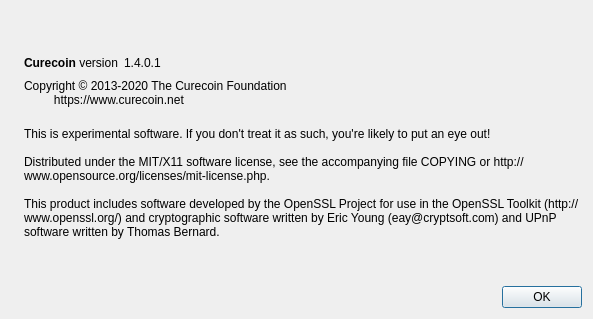
cygnusxi/CurecoinSource, file src/qt/forms/aboutdialog.ui: the form before one commit.
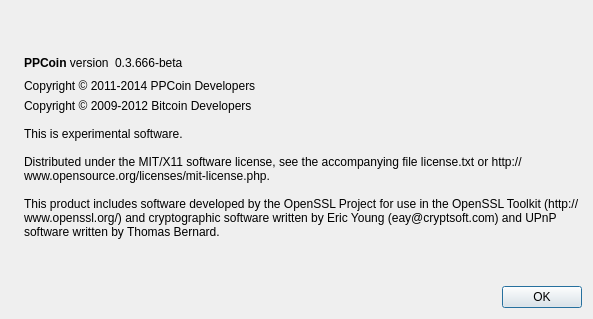
The form after the commit. Icons and pictures are not drawn.

The edit to the form file:
```diff
--- a/src/qt/forms/aboutdialog.ui
+++ b/src/qt/forms/aboutdialog.ui
@@ -50,7 +50,7 @@
           <cursorShape>IBeamCursor</cursorShape>
          </property>
          <property name="text">
-          <string>&lt;b&gt;Curecoin&lt;/b&gt; version</string>
+          <string>&lt;b&gt;PPCoin&lt;/b&gt; version</string>
          </property>
          <property name="textInteractionFlags">
           <set>Qt::LinksAccessibleByMouse|Qt::TextSelectableByKeyboard|Qt::TextSelectableByMouse</set>
@@ -63,7 +63,10 @@
           <cursorShape>IBeamCursor</cursorShape>
          </property>
          <property name="text">
-          <string notr="true">1.4.0.1</string>
+          <string notr="true">0.3.666-beta</string>
+         </property>
+         <property name="textFormat">
+          <enum>Qt::RichText</enum>
          </property>
          <property name="textInteractionFlags">
           <set>Qt::LinksAccessibleByMouse|Qt::TextSelectableByKeyboard|Qt::TextSelectableByMouse</set>
@@ -91,8 +94,10 @@
         <cursorShape>IBeamCursor</cursorShape>
        </property>
        <property name="text">
-        <string>Copyright © 2013-2020 The Curecoin Foundation
-         https://www.curecoin.net</string>
+        <string>Copyright © 2011-2014 PPCoin Developers</string>
+       </property>
+       <property name="wordWrap">
+        <bool>true</bool>
        </property>
        <property name="textInteractionFlags">
         <set>Qt::LinksAccessibleByMouse|Qt::TextSelectableByKeyboard|Qt::TextSelectableByMouse</set>
@@ -105,10 +110,11 @@
         <cursorShape>IBeamCursor</cursorShape>
        </property>
        <property name="text">
-        <string>
-This is experimental software. If you don't treat it as such, you're likely to put an eye out!
+        <string>Copyright © 2009-2012 Bitcoin Developers
 
-Distributed under the MIT/X11 software license, see the accompanying file COPYING or http://www.opensource.org/licenses/mit-license.php.
+This is experimental software.
+
+Distributed under the MIT/X11 software license, see the accompanying file license.txt or http://www.opensource.org/licenses/mit-license.php.
 
 This product includes software developed by the OpenSSL Project for use in the OpenSSL Toolkit (http://www.openssl.org/) and cryptographic software written by Eric Young (eay@cryptsoft.com) and UPnP software written by Thomas Bernard.</string>
        </property>
```
Left out of the diff: 23 changed lines with no effect on the pictures.
